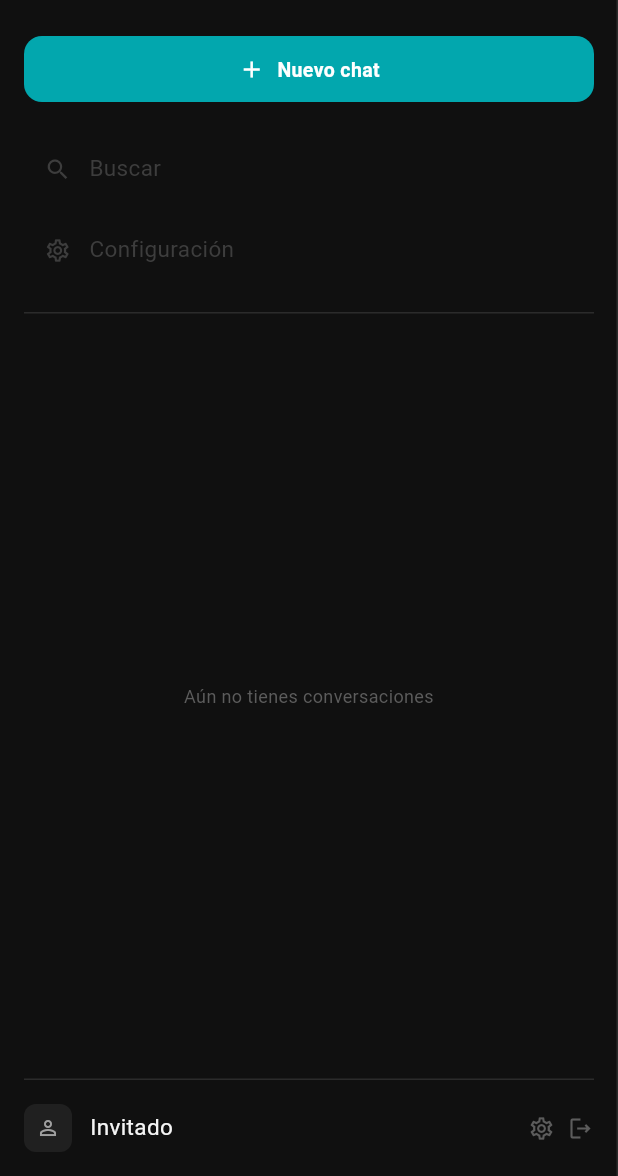
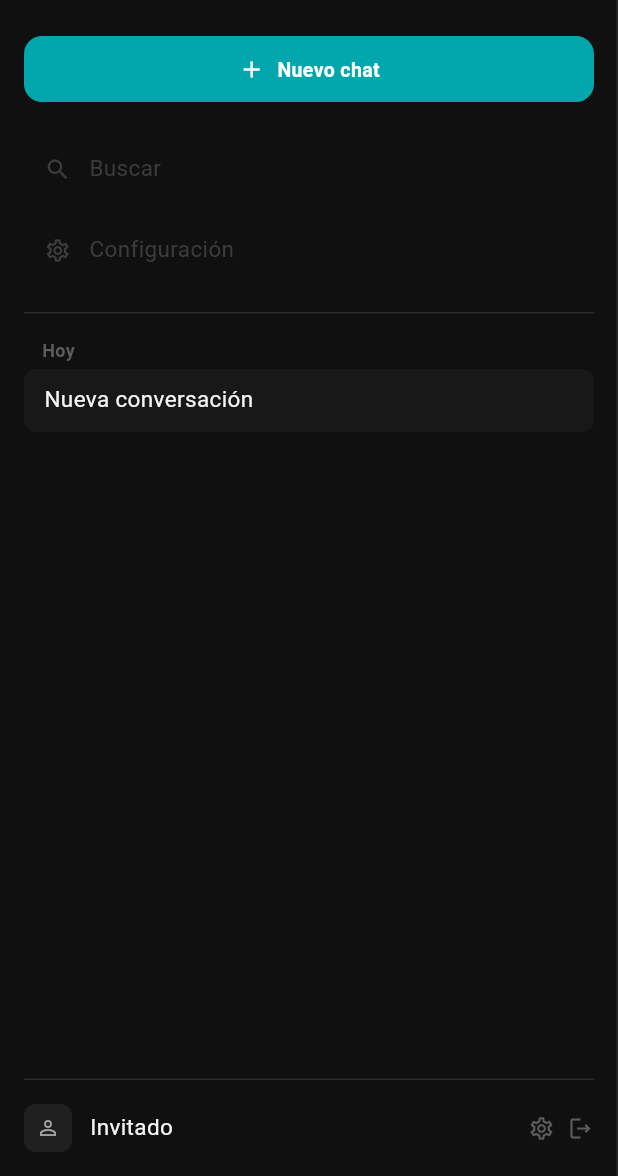
Before and after one commit to Yahir019cx/nexai, a Flutter app: the NexSidebar widget shown alone on an empty page, opened directly, after a tap on "Nuevo chat", on a phone screen of 412 x 824 dp, the part 60-1236 px from its top. Run offline on Flutter 3.47's test engine with Material 3 defaults, Android fonts, the phone set to English and light mode, and no system bars; drawn by our look-alikes of flutter_animate; our stand-ins replace cached_network_image, go_router, shared_preferences; missing offline and left inert: markdown_widget; accounts and stored records are empty.

Commit message:
feat: historial de conversaciones real en el Sidebar (Fase 3)
- conversation_grouping.dart: agrupa por Hoy/Ayer/Esta semana/Este
  mes/Mas antiguas (doc 006).
- ConversationTile: fila del historial con estados hover/focus/
  selected, igual lenguaje visual que SidebarNavItem.
- SidebarConversationHistory: ensambla los grupos o el estado vacio,
  vive en features/chat porque depende del ChatController (NexSidebar
  es un widget global pero el contenido del historial es del dominio
  del chat - doc007 ya define esto como contenido fijo del sidebar,
  no una seccion intercambiable).
- NexSidebar: "Nuevo chat" ahora llama a
  ChatController.startNewConversation() en vez de solo navegar a "/".

Con esto se completa la primera pasada de Fase 3 (Chat): modelos,
servicio simulado, controller, todos los componentes del chat,
pantalla principal e historial conectado. Sigue pendiente la
decision de que backend de IA real usar.

Co-Authored-By: Claude Sonnet 5 <noreply@anthropic.com>

```diff
--- /dev/null
+++ b/lib/features/chat/conversation_grouping.dart
@@ -0,0 +1,42 @@
+import 'package:nexai/models/conversation_model.dart';
+
+/// Agrupa conversaciones por fecha (doc 006): Hoy, Ayer, Esta
+/// semana, Este mes, Más antiguas. El orden de las llaves ya
+/// devuelto respeta ese orden.
+Map<String, List<ConversationModel>> groupConversationsByDate(
+  List<ConversationModel> conversations,
+) {
+  final now = DateTime.now();
+  final today = DateTime(now.year, now.month, now.day);
+  final yesterday = today.subtract(const Duration(days: 1));
+  final startOfWeek = today.subtract(Duration(days: today.weekday - 1));
+  final startOfMonth = DateTime(now.year, now.month, 1);
+
+  final groups = <String, List<ConversationModel>>{
+    'Hoy': [],
+    'Ayer': [],
+    'Esta semana': [],
+    'Este mes': [],
+    'Más antiguas': [],
+  };
+
+  for (final conversation in conversations) {
+    final date = conversation.updatedAt;
+    final day = DateTime(date.year, date.month, date.day);
+
+    if (day == today) {
+      groups['Hoy']!.add(conversation);
+    } else if (day == yesterday) {
+      groups['Ayer']!.add(conversation);
+    } else if (!day.isBefore(startOfWeek)) {
+      groups['Esta semana']!.add(conversation);
+    } else if (!day.isBefore(startOfMonth)) {
+      groups['Este mes']!.add(conversation);
+    } else {
+      groups['Más antiguas']!.add(conversation);
+    }
+  }
+
+  groups.removeWhere((_, conversations) => conversations.isEmpty);
+  return groups;
+}
--- /dev/null
+++ b/lib/features/chat/widgets/conversation_tile.dart
@@ -0,0 +1,78 @@
+import 'package:flutter/material.dart';
+import 'package:nexai/core/constants/border_radius.dart';
+import 'package:nexai/core/constants/durations.dart';
+import 'package:nexai/core/constants/spacing.dart';
+import 'package:nexai/core/theme/colors.dart';
+import 'package:nexai/core/theme/text_styles.dart';
+
+/// Fila de una conversación en el historial del Sidebar (doc 006).
+class ConversationTile extends StatefulWidget {
+  const ConversationTile({
+    super.key,
+    required this.title,
+    required this.isSelected,
+    required this.onTap,
+  });
+
+  final String title;
+  final bool isSelected;
+  final VoidCallback onTap;
+
+  @override
+  State<ConversationTile> createState() => _ConversationTileState();
+}
+
+class _ConversationTileState extends State<ConversationTile> {
+  bool _isHovered = false;
+  bool _isFocused = false;
+
+  @override
+  Widget build(BuildContext context) {
+    final colors = Theme.of(context).extension<NexColors>()!;
+
+    final background = widget.isSelected
+        ? colors.surfaceVariant
+        : (_isHovered ? colors.surfaceHigh : Colors.transparent);
+    final foreground = widget.isSelected
+        ? colors.textPrimary
+        : colors.textSecondary;
+
+    return FocusableActionDetector(
+      mouseCursor: SystemMouseCursors.click,
+      onShowHoverHighlight: (value) => setState(() => _isHovered = value),
+      onShowFocusHighlight: (value) => setState(() => _isFocused = value),
+      actions: {
+        ActivateIntent: CallbackAction<ActivateIntent>(
+          onInvoke: (_) {
+            widget.onTap();
+            return null;
+          },
+        ),
+      },
+      child: GestureDetector(
+        onTap: widget.onTap,
+        child: AnimatedContainer(
+          duration: AppDurations.fast,
+          padding: const EdgeInsets.symmetric(
+            horizontal: AppSpacing.space12,
+            vertical: AppSpacing.space8,
+          ),
+          decoration: BoxDecoration(
+            color: background,
+            borderRadius: BorderRadius.circular(AppRadius.radius8),
+            border: Border.all(
+              color: _isFocused ? AppColors.primary : Colors.transparent,
+              width: 1.5,
+            ),
+          ),
+          child: Text(
+            widget.title,
+            maxLines: 1,
+            overflow: TextOverflow.ellipsis,
+            style: AppTextStyles.body.copyWith(color: foreground),
+          ),
+        ),
+      ),
+    );
+  }
+}
--- /dev/null
+++ b/lib/features/chat/widgets/sidebar_conversation_history.dart
@@ -0,0 +1,61 @@
+import 'package:flutter/material.dart';
+import 'package:nexai/core/constants/spacing.dart';
+import 'package:nexai/core/theme/colors.dart';
+import 'package:nexai/core/theme/text_styles.dart';
+import 'package:nexai/features/chat/chat_controller.dart';
+import 'package:nexai/features/chat/conversation_grouping.dart';
+import 'package:nexai/features/chat/widgets/conversation_tile.dart';
+import 'package:provider/provider.dart';
+
+/// Historial de conversaciones del Sidebar, agrupado por fecha
+/// (doc 006). Vive en features/chat porque depende del dominio del
+/// chat; NexSidebar (widget global) solo lo consume.
+class SidebarConversationHistory extends StatelessWidget {
+  const SidebarConversationHistory({super.key});
+
+  @override
+  Widget build(BuildContext context) {
+    final chatController = context.watch<ChatController>();
+    final colors = Theme.of(context).extension<NexColors>()!;
+
+    if (chatController.conversations.isEmpty) {
+      return Center(
+        child: Text(
+          'Aún no tienes conversaciones',
+          textAlign: TextAlign.center,
+          style: AppTextStyles.caption.copyWith(color: colors.textDisabled),
+        ),
+      );
+    }
+
+    final groups = groupConversationsByDate(chatController.conversations);
+
+    return ListView(
+      padding: EdgeInsets.zero,
+      children: [
+        for (final entry in groups.entries) ...[
+          Padding(
+            padding: const EdgeInsets.symmetric(
+              horizontal: AppSpacing.space12,
+              vertical: AppSpacing.space4,
+            ),
+            child: Text(
+              entry.key,
+              style: AppTextStyles.caption.copyWith(
+                color: colors.textDisabled,
+                fontWeight: FontWeight.w600,
+              ),
+            ),
+          ),
+          for (final conversation in entry.value)
+            ConversationTile(
+              title: conversation.title,
+              isSelected: conversation.id == chatController.activeConversationId,
+              onTap: () => chatController.selectConversation(conversation.id),
+            ),
+          const SizedBox(height: AppSpacing.space8),
+        ],
+      ],
+    );
+  }
+}
--- a/lib/widgets/nex_sidebar.dart
+++ b/lib/widgets/nex_sidebar.dart
@@ -1,16 +1,16 @@
 import 'package:flutter/material.dart';
 import 'package:flutter_animate/flutter_animate.dart';
-import 'package:go_router/go_router.dart';
-import 'package:nexai/app/router.dart';
 import 'package:nexai/core/constants/durations.dart';
 import 'package:nexai/core/constants/spacing.dart';
 import 'package:nexai/core/theme/colors.dart';
-import 'package:nexai/core/theme/text_styles.dart';
+import 'package:nexai/features/chat/chat_controller.dart';
+import 'package:nexai/features/chat/widgets/sidebar_conversation_history.dart';
 import 'package:nexai/widgets/nex_button.dart';
 import 'package:nexai/widgets/nex_divider.dart';
 import 'package:nexai/widgets/sidebar_logo_mark.dart';
 import 'package:nexai/widgets/sidebar_nav_item.dart';
 import 'package:nexai/widgets/sidebar_profile_tile.dart';
+import 'package:provider/provider.dart';
 
 class NexSidebar extends StatelessWidget {
   const NexSidebar({super.key});
@@ -47,7 +47,8 @@ class NexSidebar extends StatelessWidget {
             NexButton(
               label: 'Nuevo chat',
               icon: Icons.add,
-              onPressed: () => context.go(AppRoutes.home),
+              onPressed: () =>
+                  context.read<ChatController>().startNewConversation(),
             ),
             const SizedBox(height: AppSpacing.space20),
             for (var index = 0; index < navItems.length; index++)
@@ -64,17 +65,7 @@ class NexSidebar extends StatelessWidget {
             const SizedBox(height: AppSpacing.space12),
             const NexDivider(),
             const SizedBox(height: AppSpacing.space12),
-            Expanded(
-              child: Center(
-                child: Text(
-                  'Aún no tienes conversaciones',
-                  textAlign: TextAlign.center,
-                  style: AppTextStyles.caption.copyWith(
-                    color: colors.textDisabled,
-                  ),
-                ),
-              ),
-            ),
+            const Expanded(child: SidebarConversationHistory()),
             const SizedBox(height: AppSpacing.space12),
             const NexDivider(),
             const SizedBox(height: AppSpacing.space16),
```
